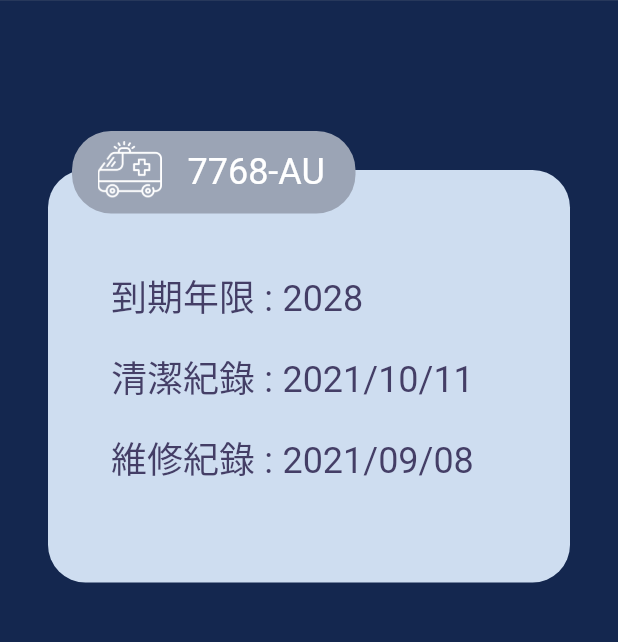
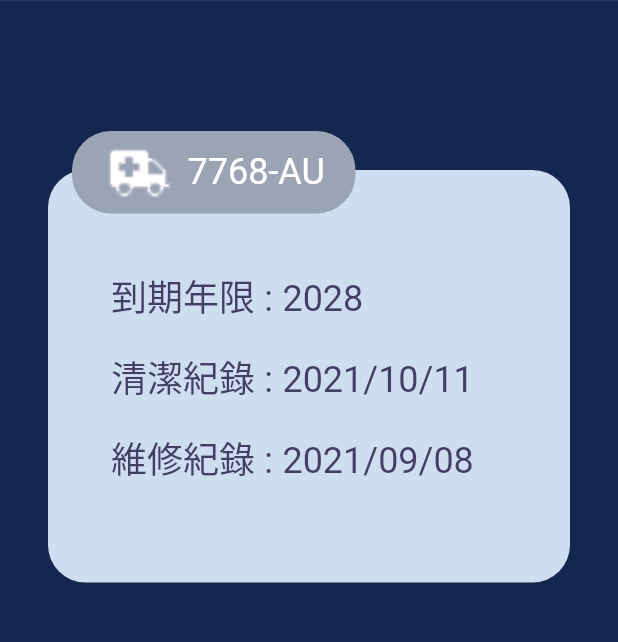
Before and after one commit to RobbyHT/ambulance_flutter, a Flutter app: the screen it shows after launch, on a phone screen of 412 x 824 dp, the part 76-718 px from its top. Run offline on Flutter 3.47's test engine with Material 2 defaults, Android fonts, the phone set to English and light mode, and no system bars; our stand-ins replace bloc, date_format, equatable, flutter_bloc, flutter_easyloading, font_awesome_flutter and 5 more; missing offline and left inert: flutter_polyline_points, radio_grouped_buttons; Roboto replaces fonts that are missing (Noto Sans Javanese, Roboto Slab).

Commit message:
修改ICON

```diff
--- a/lib/screens/manager/car_detailed.dart
+++ b/lib/screens/manager/car_detailed.dart
@@ -82,11 +82,11 @@ class Iphone81Widget extends StatelessWidget {
                     color: Color.fromRGBO(155, 164, 181, 1),
                   ))),
           Positioned(
-              top: 143,
-              left: 65,
+              top: 120,
+              left: 45,
               child: Container(
-                  width: 43,
-                  height: 41,
+                  width: 100,
+                  height: 100,
                   decoration: BoxDecoration(
                     image: DecorationImage(
                         image: AssetImage('assets/images/car2.png'),
```
Also changed, not shown: lib/screens/manager/car_manage.dart (+5 -5 lines), assets/images/car2.png, assets/images/cloud.png (deleted), pubspec.lock, 1 other file.
